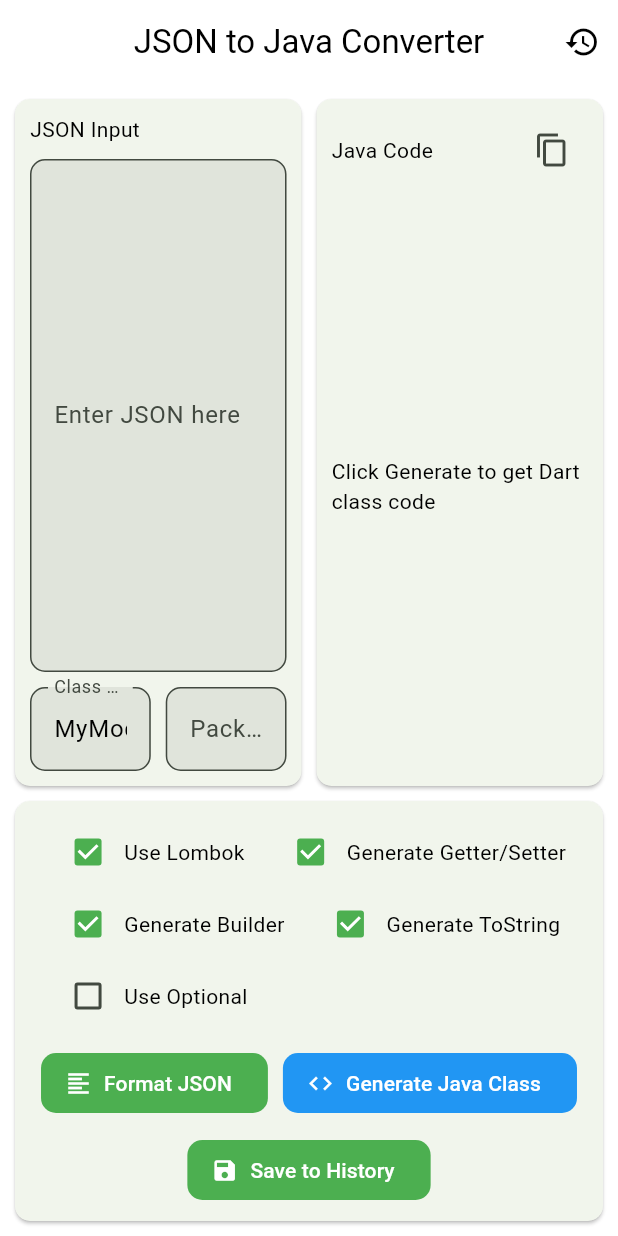
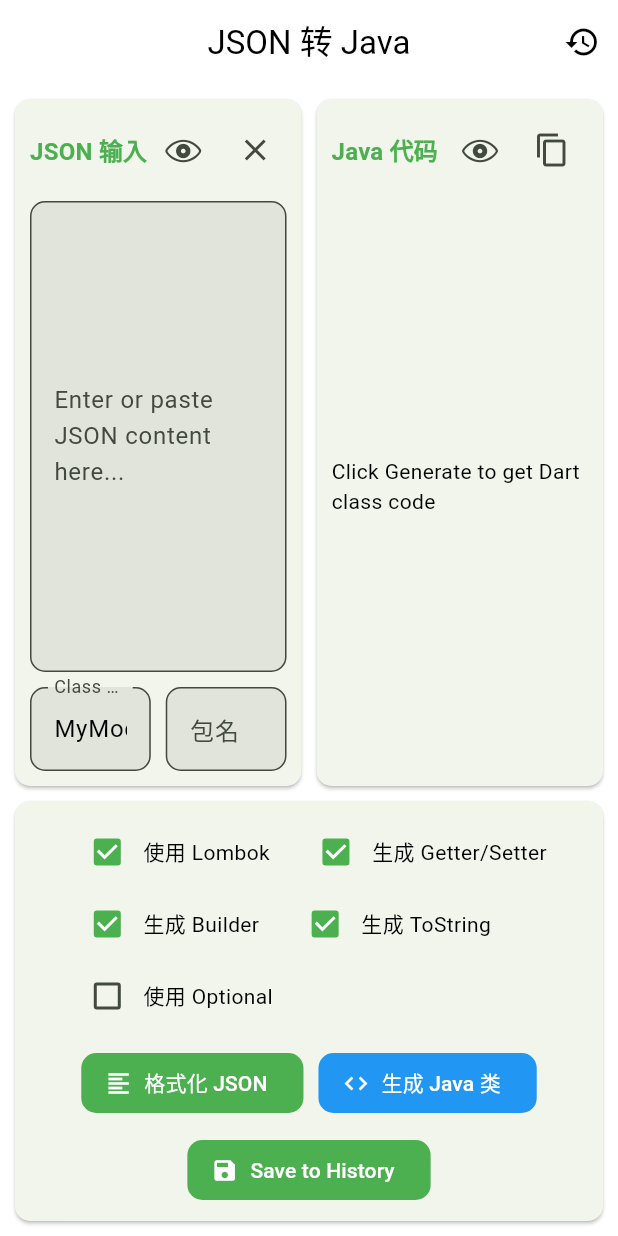
Before and after one commit to Matkurban/json_to_dart, a Flutter app: the JsonToJavaView screen opened directly, on a phone screen of 412 x 824 dp. Run offline on Flutter 3.47's test engine with Material 3 defaults, Android fonts, the phone set to English and light mode, and no system bars; drawn by our look-alikes of toastification; our stand-ins replace flex_color_scheme, flutter_markdown, font_awesome_flutter, get, package_info_plus, shared_preferences; missing offline and left inert: flutter_json_view, syntax_highlight; accounts and stored records are empty; generated files the repository leaves out were written again.

```diff
--- a/lib/l10n/app_zh.arb
+++ b/lib/l10n/app_zh.arb
@@ -12,7 +12,7 @@
   "fileSaveFailed": "文件保存失败",
   "enterJsonPrompt": "请输入JSON后操作",
   "enterClassNamePrompt": "请输入类名后操作",
-  "jsonToDartTool": "JSON转Dart工具",
+  "jsonToDartTool": "JSON转Dart",
   "history": "历史记录",
   "jsonInput": "JSON输入",
   "previewJsonView": "预览JSON视图",
@@ -27,9 +27,9 @@
   "generateToJson": "生成toJson",
   "generateFromJson": "生成fromJson",
   "formatJson": "格式化JSON",
-  "generateDartClass": "生成Dart类",
-  "addToHistory": "添加到历史记录",
-  "mainClassNameLabel": "主类名：",
+  "generateDartClass": "生成 Dart 类",
+  "addToHistory": "保存到历史记录",
+  "mainClassNameLabel": "类名",
   "mainClassNamePlaceholder": "请输入主类名",
   "codeCopied": "代码已复制到剪贴板",
   "clearHistory": "清空历史记录",
@@ -42,7 +42,8 @@
   "lightTheme": "亮色",
   "darkTheme": "深色",
   "systemTheme": "系统",
-  "home": "Dart",
+  "dart": "Dart",
+  "java": "Java",
   "settings": "设置",
   "theme": "主题",
   "version": "版本",
@@ -51,7 +52,17 @@
   "language": "语言",
   "selectLanguage": "选择语言",
   "forceTypeCasting": "强制类型转换 (as Type)",
-  "previewDartCode": "预览Dart代码",
-  "generateCopyWith": "生成 CopyWith"
-
+  "previewCode": "预览代码",
+  "generateCopyWith": "生成 CopyWith",
+  "convertJsonToJava": "JSON 转 Java",
+  "packageName": "包名",
+  "javaCode": "Java 代码",
+  "useLombok": "使用 Lombok",
+  "generateGetterSetter": "生成 Getter/Setter",
+  "generateBuilder": "生成 Builder",
+  "generateToString": "生成 ToString",
+  "useOptional": "使用 Optional",
+  "generateJavaClass": "生成 Java 类",
+  "clearClassName": "清空类名",
+  "noHistoryYet": "暂无历史记录"
 }
--- a/lib/screens/json/view/json_to_java_view.dart
+++ b/lib/screens/json/view/json_to_java_view.dart
@@ -5,6 +5,7 @@ import 'package:json_to_dart/config/global/constant.dart';
 import 'package:json_to_dart/screens/json/widgets/label_check_box.dart';
 import 'package:json_to_dart/screens/json/widgets/model_view_pane.dart';
 import 'package:json_to_dart/config/theme/app_style.dart';
+import 'package:json_to_dart/screens/json/widgets/title_text.dart';
 import 'package:json_to_dart/widgets/dialog/preview_dialog.dart';
 import '../logic/json_to_java_logic.dart';
 
@@ -15,7 +16,7 @@ class JsonToJavaView extends GetView<JsonToJavaLogic> {
   Widget build(BuildContext context) {
     return Scaffold(
       appBar: AppBar(
-        title: const Text('JSON to Java Converter'),
+        title: const Text('JSON 转 Java'),
         centerTitle: true,
         actions: [
           Builder(
@@ -62,14 +63,29 @@ class JsonToJavaView extends GetView<JsonToJavaLogic> {
             spacing: 10,
             crossAxisAlignment: CrossAxisAlignment.start,
             children: [
-              const Text('JSON Input'),
+              Row(
+                children: [
+                  const TitleText(text: 'JSON 输入'),
+                  Spacer(),
+                  IconButton(
+                    onPressed: () => previewJson(context, controller.jsonController.text),
+                    icon: Icon(CupertinoIcons.eye),
+                    tooltip: l10n.previewJsonView,
+                  ),
+                  IconButton(
+                    onPressed: controller.jsonController.clear,
+                    icon: Icon(Icons.clear),
+                    tooltip: l10n.clearInput,
+                  ),
+                ],
+              ),
               Expanded(
                 child: TextField(
                   controller: controller.jsonController,
                   expands: true,
                   maxLines: null,
                   keyboardType: TextInputType.text,
-                  decoration: const InputDecoration(hintText: 'Enter JSON here'),
+                  decoration: InputDecoration(hintText: l10n.jsonInputPlaceholder),
                 ),
               ),
               Row(
@@ -78,13 +94,13 @@ class JsonToJavaView extends GetView<JsonToJavaLogic> {
                   Expanded(
                     child: TextField(
                       controller: controller.classNameController,
-                      decoration: const InputDecoration(labelText: 'Class Name'),
+                      decoration: InputDecoration(labelText: l10n.mainClassNameLabel),
                     ),
                   ),
                   Expanded(
                     child: TextField(
                       controller: controller.packageNameController,
-                      decoration: const InputDecoration(labelText: 'Package Name (Optional)'),
+                      decoration: const InputDecoration(labelText: '包名'),
                     ),
                   ),
                 ],
@@ -108,12 +124,17 @@ class JsonToJavaView extends GetView<JsonToJavaLogic> {
             children: [
               Row(
                 children: [
-                  const Text('Java Code'),
+                  const TitleText(text: 'Java 代码'),
                   const Spacer(),
+                  IconButton(
+                    onPressed: () => previewCode(context, controller.javaCode.value),
+                    icon: Icon(CupertinoIcons.eye),
+                    tooltip: l10n.previewCode,
+                  ),
                   IconButton(
                     icon: const Icon(Icons.copy),
                     onPressed: () => copyToClipboard(controller.javaCode.value),
-                    tooltip: 'Copy Code',
+                    tooltip: l10n.copyCode,
                   ),
                 ],
               ),
@@ -147,35 +168,35 @@ class JsonToJavaView extends GetView<JsonToJavaLogic> {
               children: [
                 Obx(
                   () => LabelCheckBox(
-                    label: 'Use Lombok',
+                    label: '使用 Lombok',
                     value: controller.useLombok.value,
                     onChanged: (value) => controller.useLombok.value = value!,
                   ),
                 ),
                 Obx(
                   () => LabelCheckBox(
-                    label: 'Generate Getter/Setter',
+                    label: '生成 Getter/Setter',
                     value: controller.generateGetterSetter.value,
                     onChanged: (value) => controller.generateGetterSetter.value = value!,
                   ),
                 ),
                 Obx(
                   () => LabelCheckBox(
-                    label: 'Generate Builder',
+                    label: '生成 Builder',
                     value: controller.generateBuilder.value,
                     onChanged: (value) => controller.generateBuilder.value = value!,
                   ),
                 ),
                 Obx(
                   () => LabelCheckBox(
-                    label: 'Generate ToString',
+                    label: '生成 ToString',
                     value: controller.generateToString.value,
                     onChanged: (value) => controller.generateToString.value = value!,
                   ),
                 ),
                 Obx(
                   () => LabelCheckBox(
-                    label: 'Use Optional',
+                    label: '使用 Optional',
                     value: controller.useOptional.value,
                     onChanged: (value) => controller.useOptional.value = value!,
                   ),
@@ -190,19 +211,19 @@ class JsonToJavaView extends GetView<JsonToJavaLogic> {
               children: [
                 FilledButton.icon(
                   icon: const Icon(Icons.format_align_left),
-                  label: const Text('Format JSON'),
+                  label: const Text('格式化 JSON'),
                   onPressed: controller.formatJson,
                   style: FilledButton.styleFrom(backgroundColor: colorScheme.primary),
                 ),
                 FilledButton.icon(
                   icon: const Icon(Icons.code),
-                  label: const Text('Generate Java Class'),
+                  label: const Text('生成 Java 类'),
                   onPressed: controller.generateJavaClass,
                   style: FilledButton.styleFrom(backgroundColor: colorScheme.secondary),
                 ),
                 FilledButton.icon(
                   icon: const Icon(Icons.save),
-                  label: const Text('Save to History'),
+                  label: Text(l10n.addToHistory),
                   onPressed: controller.addToHistory,
                   style: FilledButton.styleFrom(backgroundColor: colorScheme.primary),
                 ),
--- /dev/null
+++ b/lib/screens/json/widgets/title_text.dart
@@ -0,0 +1,19 @@
+import 'package:flutter/material.dart';
+
+class TitleText extends StatelessWidget {
+  final String text;
+
+  const TitleText({super.key, required this.text});
+
+  @override
+  Widget build(BuildContext context) {
+    ThemeData themeData = Theme.of(context);
+    return Text(
+      text,
+      style: themeData.textTheme.titleMedium?.copyWith(
+        fontWeight: FontWeight.bold,
+        color: themeData.colorScheme.primary,
+      ),
+    );
+  }
+}
--- a/lib/screens/main/view/main_view.dart
+++ b/lib/screens/main/view/main_view.dart
@@ -31,9 +31,9 @@ class MainView extends GetView<MainLogic> {
           items: [
             BottomNavigationBarItem(
               icon: FaIcon(FontAwesomeIcons.dartLang, size: 18),
-              label: l10n.home,
+              label: l10n.dart,
             ),
-            BottomNavigationBarItem(icon: FaIcon(FontAwesomeIcons.java), label: l10n.home),
+            BottomNavigationBarItem(icon: FaIcon(FontAwesomeIcons.java), label: l10n.java),
             BottomNavigationBarItem(icon: Icon(Icons.settings), label: l10n.settings),
           ],
         );
```
Also changed, not shown: lib/config/global/constant.dart (+18 -5 lines), lib/l10n/app_en.arb (+19 -7 lines), lib/screens/json/logic/json_to_dart_logic.dart (+33 -49 lines), lib/screens/json/logic/json_to_java_logic.dart (+45 -10 lines), lib/screens/json/view/json_to_dart_view.dart (+7 -44 lines), lib/widgets/dialog/preview_dialog.dart (+11 -22 lines).
